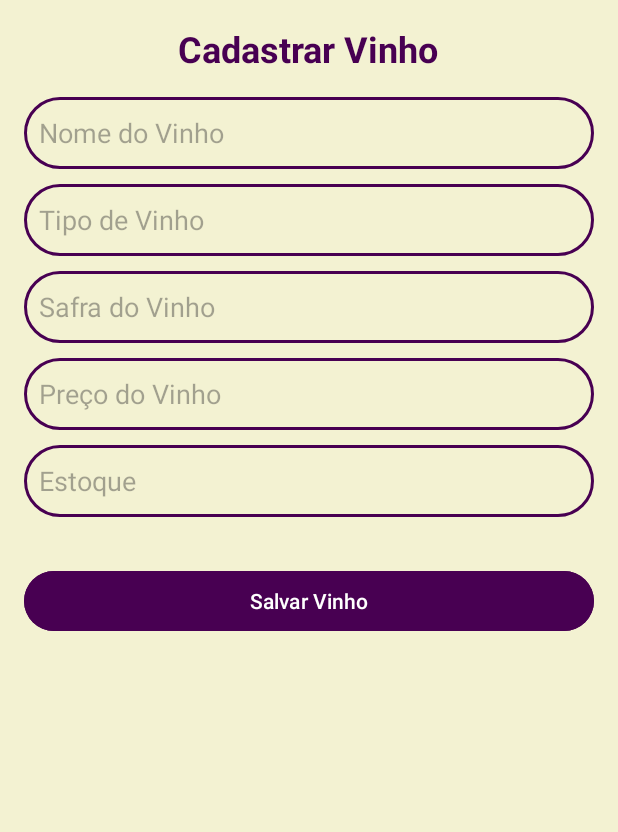
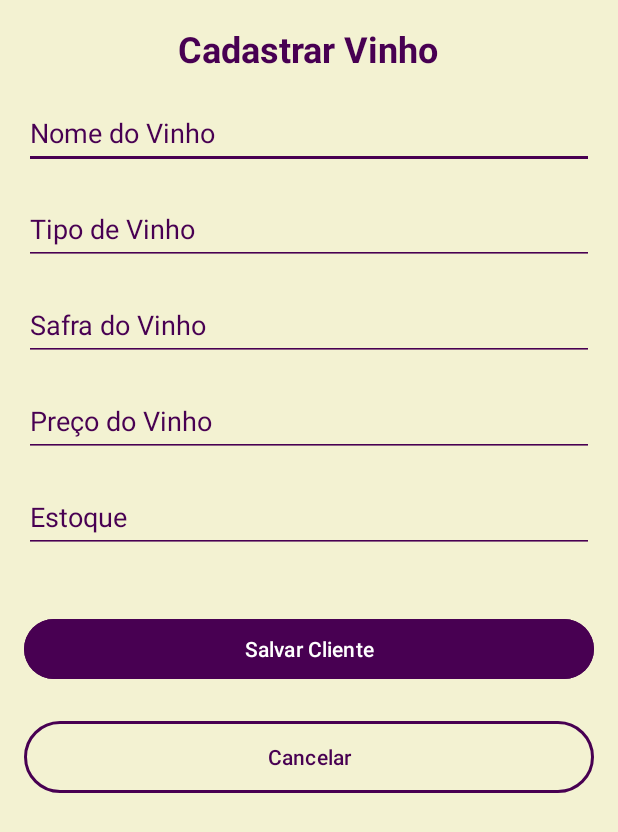
Before and after one commit to JPKyzzor/TrabalhoVinho, an Android app: the layout activity_cadastrar_vinhos.xml on its own in the app's theme, with its tools: preview values and no code run, on a phone screen of 412 x 824 dp. Shown: the top 832 px of the screen. Run offline under Robolectric (Android 15) with nearby library versions, the light colour scheme and no system bars.

Commit message:
Augusto: "faz a tela de cadastro de vinhos"

```diff
--- a/app/src/main/res/layout/activity_cadastrar_vinhos.xml
+++ b/app/src/main/res/layout/activity_cadastrar_vinhos.xml
@@ -1,5 +1,6 @@
 <LinearLayout
     xmlns:android="http://schemas.android.com/apk/res/android"
+    xmlns:tools="http://schemas.android.com/tools"
     android:layout_width="match_parent"
     android:layout_height="match_parent"
     android:orientation="vertical"
@@ -9,7 +10,7 @@
     <TextView
         android:layout_width="wrap_content"
         android:layout_height="wrap_content"
-        android:text="Cadastrar Vinho"
+        android:text="@string/cadastrar_vinho"
         android:textSize="24sp"
         android:textColor="@color/novoroxo"
         android:layout_gravity="center"
@@ -17,72 +18,84 @@
         android:textStyle="bold" />
 
     <EditText
-        android:id="@+id/nomedovinho"
-        android:layout_width="match_parent"
-        android:layout_height="wrap_content"
-        android:layout_marginBottom="10dp"
-        android:background="@drawable/button_background"
-        android:hint="Nome do Vinho"
-        android:inputType="text"
-        android:minHeight="48dp"
-        android:padding="10dp"
-        android:textColor="@color/novoroxo" />
-
-    <EditText
-        android:id="@+id/tipodovinho"
-        android:layout_width="match_parent"
-        android:layout_height="wrap_content"
-        android:layout_marginBottom="10dp"
-        android:background="@drawable/button_background"
-        android:hint="Tipo de Vinho"
-        android:inputType="text"
-        android:minHeight="48dp"
-        android:padding="10dp"
-        android:textColor="@color/novoroxo" />
-
-    <EditText
-        android:id="@+id/safradovinho"
-        android:layout_width="match_parent"
-        android:layout_height="wrap_content"
-        android:layout_marginBottom="10dp"
-        android:background="@drawable/button_background"
-        android:hint="Safra do Vinho"
-        android:inputType="number"
-        android:minHeight="48dp"
-        android:padding="10dp"
-        android:textColor="@color/novoroxo" />
-
-    <EditText
-        android:id="@+id/precodovinho"
-        android:layout_width="match_parent"
-        android:layout_height="wrap_content"
-        android:layout_marginBottom="10dp"
-        android:background="@drawable/button_background"
-        android:hint="Preço do Vinho"
-        android:inputType="numberDecimal"
-        android:minHeight="48dp"
-        android:padding="10dp"
-        android:textColor="@color/novoroxo" />
-
-    <EditText
-        android:id="@+id/estoquedevinho"
+        android:id="@+id/wineNameEditText"
         android:layout_width="match_parent"
         android:layout_height="wrap_content"
         android:layout_marginBottom="16dp"
-        android:background="@drawable/button_background"
-        android:hint="Estoque"
+        android:autofillHints=""
+        android:backgroundTint="@color/novoroxo"
+        android:hint="@string/nome_vinho"
+        android:minHeight="48dp"
+        android:textColor="@color/novoroxo"
+        android:textColorHint="@color/novoroxo"
+        tools:ignore="TextFields" />
+
+    <EditText
+        android:id="@+id/typeEditText"
+        android:layout_width="match_parent"
+        android:layout_height="wrap_content"
+        android:layout_marginBottom="16dp"
+        android:autofillHints=""
+        android:backgroundTint="@color/novoroxo"
+        android:hint="@string/tipo_vinho"
         android:inputType="number"
         android:minHeight="48dp"
-        android:padding="10dp"
-        android:textColor="@color/novoroxo" />
+        android:textColor="@color/novoroxo"
+        android:textColorHint="@color/novoroxo" />
+
+    <EditText
+        android:id="@+id/safraEditText"
+        android:layout_width="match_parent"
+        android:layout_height="wrap_content"
+        android:layout_marginBottom="16dp"
+        android:autofillHints=""
+        android:backgroundTint="@color/novoroxo"
+        android:hint="@string/safra_vinho"
+        android:minHeight="48dp"
+        android:textColor="@color/novoroxo"
+        android:textColorHint="@color/novoroxo"/>
+
+    <EditText
+        android:id="@+id/priceEditText"
+        android:inputType="numberDecimal"
+        android:layout_width="match_parent"
+        android:layout_height="wrap_content"
+        android:layout_marginBottom="16dp"
+        android:autofillHints=""
+        android:backgroundTint="@color/novoroxo"
+        android:hint="@string/preco_vinho"
+        android:minHeight="48dp"
+        android:textColor="@color/novoroxo"
+        android:textColorHint="@color/novoroxo" />
+
+    <EditText
+        android:id="@+id/stockEditText"
+        android:layout_width="match_parent"
+        android:layout_height="wrap_content"
+        android:layout_marginBottom="16dp"
+        android:autofillHints=""
+        android:backgroundTint="@color/novoroxo"
+        android:hint="@string/estoque"
+        android:inputType="phone"
+        android:minHeight="48dp"
+        android:textColor="@color/novoroxo"
+        android:textColorHint="@color/novoroxo" />
 
     <Button
         android:id="@+id/saveWineButton"
         android:layout_width="match_parent"
         android:layout_height="wrap_content"
-        android:text="Salvar Vinho"
+        android:text="@string/salvar_cliente"
         android:backgroundTint="@color/novoroxo"
         android:textColor="@color/branco"
-        android:layout_marginTop="16dp" />
+        android:layout_marginTop="24dp" />
+    <Button
+        android:id="@+id/cancelWineButton"
+        android:layout_width="match_parent"
+        android:layout_height="wrap_content"
+        android:text="@string/cancelar"
+        android:background="@drawable/button_background"
+        android:textColor="@color/novoroxo"
+        android:layout_marginTop="24dp" />
 
 </LinearLayout>
--- a/app/src/main/res/values/strings.xml
+++ b/app/src/main/res/values/strings.xml
@@ -39,6 +39,13 @@
     <string name="voltar">Voltar</string>
     <string name="selecione_cliente">Selecionar cliente</string>
     <string name="selecione_vinho">Selecionar vinho</string>
+    <string name="cadastrar_vinho">Cadastrar Vinho</string>
+    <string name="nome_vinho">Nome do Vinho</string>
+    <string name="tipo_vinho">Tipo de Vinho</string>
+    <string name="safra_vinho">Safra do Vinho</string>
+    <string name="preco_vinho">Preço do Vinho</string>
+    <string name="estoque">Estoque</string>
+    <string name="salva_vinho">Salvar Vinho</string>
 
     //UTILITARIOS
     <string name="ok">Ok</string>
```
Also changed, not shown: app/src/main/java/com/example/trabalhovinho/FormularioVinhoActivity.java (added, +165 -0 lines).
